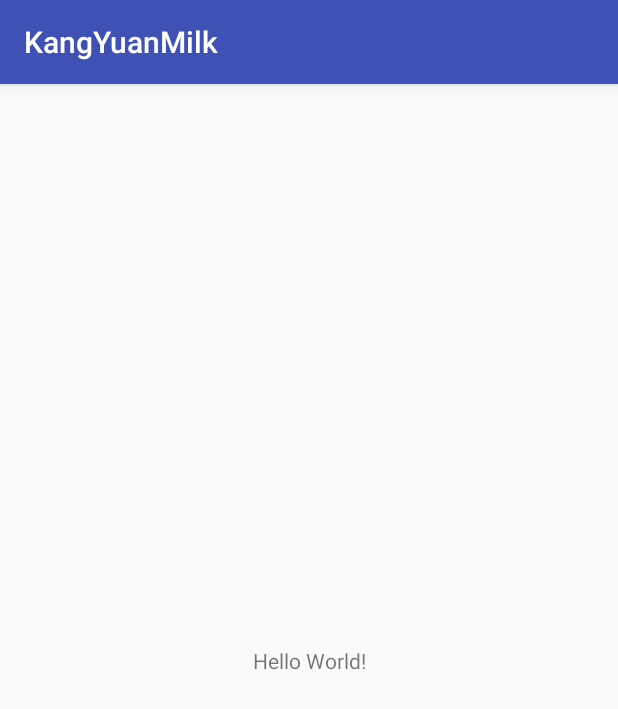
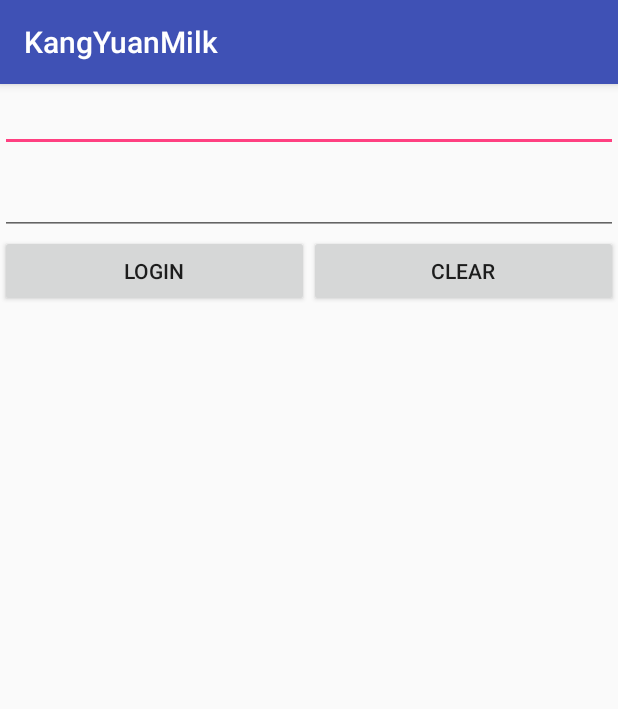
Before and after one commit to Merpyzf/KangYuanMilk, an Android app: the screen it shows after launch (MainActivity), on a phone screen of 412 x 824 dp. Shown: the top 709 px of the screen. Run offline under Robolectric (Android 15) with nearby library versions, the phone set to English and light mode, and no system bars; our stand-ins replace ButterKnife.

Commit message:
基础类封装，尚未完成，预热mvp设计模式

```diff
--- a/app/build.gradle
+++ b/app/build.gradle
@@ -27,4 +27,8 @@ dependencies {
     compile 'com.android.support:appcompat-v7:26.+'
     compile 'com.android.support.constraint:constraint-layout:1.0.2'
     testCompile 'junit:junit:4.12'
+
+    //J神的注解框架
+    compile 'com.jakewharton:butterknife:8.7.0'
+    annotationProcessor 'com.jakewharton:butterknife-compiler:8.7.0'
 }
--- a/app/src/main/AndroidManifest.xml
+++ b/app/src/main/AndroidManifest.xml
@@ -9,7 +9,7 @@
         android:roundIcon="@mipmap/ic_launcher_round"
         android:supportsRtl="true"
         android:theme="@style/AppTheme">
-        <activity android:name=".MainActivity">
+        <activity android:name=".ui.login.view.MainActivity">
             <intent-filter>
                 <action android:name="android.intent.action.MAIN" />
 
--- a/app/src/main/java/com/merpyzf/kangyuanmilk/MainActivity.java
+++ /dev/null
@@ -1,13 +0,0 @@
-package com.merpyzf.kangyuanmilk;
-
-import android.support.v7.app.AppCompatActivity;
-import android.os.Bundle;
-
-public class MainActivity extends AppCompatActivity {
-
-    @Override
-    protected void onCreate(Bundle savedInstanceState) {
-        super.onCreate(savedInstanceState);
-        setContentView(R.layout.activity_main);
-    }
-}
--- /dev/null
+++ b/app/src/main/java/com/merpyzf/kangyuanmilk/common/BaseActivity.java
@@ -0,0 +1,128 @@
+package com.merpyzf.kangyuanmilk.common;
+
+import android.content.Intent;
+import android.os.Bundle;
+import android.support.annotation.Nullable;
+import android.support.v4.app.Fragment;
+import android.support.v7.app.AppCompatActivity;
+
+import java.util.List;
+
+import butterknife.ButterKnife;
+import butterknife.Unbinder;
+
+/**
+ * Created by wangke on 17-7-16.
+ */
+
+public abstract class BaseActivity extends AppCompatActivity {
+
+    private Unbinder unbinder;
+
+    @Override
+    protected void onCreate(@Nullable Bundle savedInstanceState) {
+        super.onCreate(savedInstanceState);
+        initWindow();
+
+        Bundle bundle = getIntent().getExtras();
+
+        //如果获取到传递过来的参数才继续向下执行
+        if (initArgs(bundle)) {
+
+            setContentView(getLayoutId());
+            unbinder = ButterKnife.bind(this);
+            initWidget();
+            initEvent();
+            initData();
+        }
+
+    }
+
+
+    /**
+     * 获取从Activity传递过来的布局参数
+     *
+     * @param bundle 封装要进行传递的值
+     * @return true/false
+     */
+    private boolean initArgs(Bundle bundle) {
+
+
+        return true;
+    }
+
+
+    /**
+     * 初始化窗体,setContentView之前调用
+     */
+    protected void initWindow() {
+
+
+    }
+
+    /**
+     * 初始化数据
+     */
+    protected abstract void initData();
+
+    /**
+     * 获取当前Activity的布局id
+     *
+     * @return 布局id
+     */
+    public abstract int getLayoutId();
+
+    /**
+     * 初始化控件ui数据
+     */
+    public abstract void initWidget();
+
+    /**
+     * 创建控件的相关事件
+     */
+    public abstract void initEvent();
+
+
+    /**
+     * 进行页面的跳转
+     */
+    public void show() {
+
+        startActivity(new Intent(this, this.getClass()));
+
+    }
+
+    ;
+
+
+    @Override
+    protected void onDestroy() {
+        //activity销毁的时候解除bind
+        if (unbinder != null) {
+            unbinder.unbind();
+        }
+        super.onDestroy();
+    }
+
+    @Override
+    public void onBackPressed() {
+
+        /*获取当前Activity下放置的所有的fragment如果有任意的一个fragmet想要处理返回事件就直接return,使当前的activity
+         *的back失效
+         */
+        @SuppressWarnings("RestrictedApi")
+        List<Fragment> fragments = getSupportFragmentManager().getFragments();
+        if (fragments != null && fragments.size() > 0) {
+
+            for (int i = 0; i < fragments.size(); i++) {
+                Fragment fragment = fragments.get(i);
+                if (fragment instanceof BaseFragment && ((BaseFragment) fragment).onBackPressed()) {
+                    return;
+                }
+            }
+        }
+
+
+        super.onBackPressed();
+    }
+}
--- /dev/null
+++ b/app/src/main/java/com/merpyzf/kangyuanmilk/ui/login/presenter/ILoginPresenter.java
@@ -0,0 +1,17 @@
+package com.merpyzf.kangyuanmilk.ui.login.presenter;
+
+import com.merpyzf.kangyuanmilk.ui.login.model.User;
+
+/**
+ * Created by wangke on 17-7-16.
+ */
+
+public interface ILoginPresenter {
+
+    void clear();
+
+    void doLogin(User user);
+
+
+
+}
--- /dev/null
+++ b/app/src/main/java/com/merpyzf/kangyuanmilk/ui/login/presenter/LoginPresenterImpl.java
@@ -0,0 +1,39 @@
+package com.merpyzf.kangyuanmilk.ui.login.presenter;
+
+import com.merpyzf.kangyuanmilk.ui.login.model.User;
+import com.merpyzf.kangyuanmilk.ui.login.view.ILogin;
+
+/**
+ * Created by wangke on 17-7-16.
+ */
+
+public class LoginPresenterImpl implements ILoginPresenter {
+
+    private ILogin iLogin;
+
+    public LoginPresenterImpl(ILogin iLogin) {
+        this.iLogin = iLogin;
+
+    }
+
+    @Override
+    public void clear() {
+
+        iLogin.clearText();
+
+    }
+
+    @Override
+    public void doLogin(User user) {
+
+        if (user.getPwd().toString().equals("123") &&user.getUsername().toString().equals("123")){
+
+            iLogin.onLoginResult(true,"yes");
+
+        }else {
+
+            iLogin.onLoginResult(false,"no");
+        }
+
+    }
+}
--- /dev/null
+++ b/app/src/main/java/com/merpyzf/kangyuanmilk/ui/login/view/ILogin.java
@@ -0,0 +1,16 @@
+package com.merpyzf.kangyuanmilk.ui.login.view;
+
+/**
+ * Created by wangke on 17-7-16.
+ */
+
+public interface  ILogin {
+
+
+    void onLoginResult(boolean result,String code);
+
+    void clearText();
+
+
+
+}
--- /dev/null
+++ b/app/src/main/java/com/merpyzf/kangyuanmilk/ui/login/view/MainActivity.java
@@ -0,0 +1,102 @@
+package com.merpyzf.kangyuanmilk.ui.login.view;
+
+import android.view.View;
+import android.widget.Button;
+import android.widget.EditText;
+import android.widget.Toast;
+
+import com.merpyzf.kangyuanmilk.R;
+import com.merpyzf.kangyuanmilk.common.BaseActivity;
+import com.merpyzf.kangyuanmilk.ui.login.model.User;
+import com.merpyzf.kangyuanmilk.ui.login.presenter.LoginPresenterImpl;
+
+import butterknife.BindView;
+
+public class MainActivity extends BaseActivity implements ILogin,View.OnClickListener {
+
+    @BindView(R.id.edt_user)
+    EditText edt_user;
+    @BindView(R.id.edt_pwd)
+    EditText edt_pwd;
+    @BindView(R.id.btn_login)
+    Button btn_login;
+    @BindView(R.id.btn_clear)
+    Button btn_clear;
+
+    private LoginPresenterImpl loginPresenter;
+
+    @Override
+    public int getLayoutId() {
+        return R.layout.activity_main;
+    }
+
+    @Override
+    public void initWidget() {
+
+        loginPresenter = new LoginPresenterImpl(this);
+
+
+    }
+    @Override
+    protected void initData() {
+
+    }
+
+    @Override
+    public void initEvent() {
+
+        btn_login.setOnClickListener(this);
+        btn_clear.setOnClickListener(this);
+
+    }
+
+
+
+    @Override
+    public void onLoginResult(boolean result, String code) {
+
+
+        if(result){
+
+            Toast.makeText(this,"登录成功： "+code,Toast.LENGTH_SHORT).show();
+        }else {
+
+            Toast.makeText(this,"登录失败： "+code,Toast.LENGTH_SHORT).show();
+        }
+
+
+    }
+
+
+    @Override
+    public void clearText() {
+
+        edt_user.setText("");
+        edt_pwd.setText("");
+    }
+
+    @Override
+    public void onClick(View view) {
+
+        switch (view.getId()){
+
+            case R.id.btn_login:
+
+                String userName = edt_user.getText().toString();
+                String pwd = edt_pwd.getText().toString().trim();
+
+
+                loginPresenter.doLogin(new User(userName, pwd));
+
+                break;
+
+            case R.id.btn_clear:
+
+                loginPresenter.clear();
+
+                break;
+
+        }
+
+    }
+}
--- a/app/src/main/res/layout/activity_main.xml
+++ b/app/src/main/res/layout/activity_main.xml
@@ -1,18 +1,46 @@
 <?xml version="1.0" encoding="utf-8"?>
-<android.support.constraint.ConstraintLayout xmlns:android="http://schemas.android.com/apk/res/android"
+<LinearLayout xmlns:android="http://schemas.android.com/apk/res/android"
     xmlns:app="http://schemas.android.com/apk/res-auto"
     xmlns:tools="http://schemas.android.com/tools"
     android:layout_width="match_parent"
     android:layout_height="match_parent"
-    tools:context="com.merpyzf.kangyuanmilk.MainActivity">
+    android:orientation="vertical"
+    tools:context="com.merpyzf.kangyuanmilk.ui.login.view.MainActivity">
 
-    <TextView
-        android:layout_width="wrap_content"
+    <EditText
+        android:id="@+id/edt_user"
+        android:layout_width="match_parent"
+        android:layout_height="wrap_content" />
+
+    <EditText
+        android:layout_marginTop="10dp"
+        android:id="@+id/edt_pwd"
+        android:layout_width="match_parent"
+        android:layout_height="wrap_content" />
+
+    <LinearLayout
+        android:layout_width="match_parent"
         android:layout_height="wrap_content"
-        android:text="Hello World!"
-        app:layout_constraintBottom_toBottomOf="parent"
-        app:layout_constraintLeft_toLeftOf="parent"
-        app:layout_constraintRight_toRightOf="parent"
-        app:layout_constraintTop_toTopOf="parent" />
+        android:orientation="horizontal"
+        >
 
-</android.support.constraint.ConstraintLayout>
+        <Button
+            android:id="@+id/btn_login"
+            android:layout_width="0dp"
+            android:layout_weight="1"
+            android:text="login"
+            android:layout_height="wrap_content" />
+
+
+        <Button
+            android:id="@+id/btn_clear"
+            android:layout_width="0dp"
+            android:layout_weight="1"
+            android:text="clear"
+            android:layout_height="wrap_content" />
+
+    </LinearLayout>
+
+
+
+</LinearLayout>
```
Also changed, not shown: app/src/main/java/com/merpyzf/kangyuanmilk/common/BaseFragment.java (added, +133 -0 lines), app/src/main/java/com/merpyzf/kangyuanmilk/common/widget/RecyclerAdapter.java (added, +9 -0 lines), app/src/main/java/com/merpyzf/kangyuanmilk/common/widget/TipView.java (added, +31 -0 lines), app/src/main/java/com/merpyzf/kangyuanmilk/common/widget/ViewHolder.java (added, +11 -0 lines), app/src/main/java/com/merpyzf/kangyuanmilk/ui/login/model/User.java (added, +32 -0 lines), app/src/main/java/com/merpyzf/kangyuanmilk/utils/NavFragManager.java (added, +11 -0 lines).
